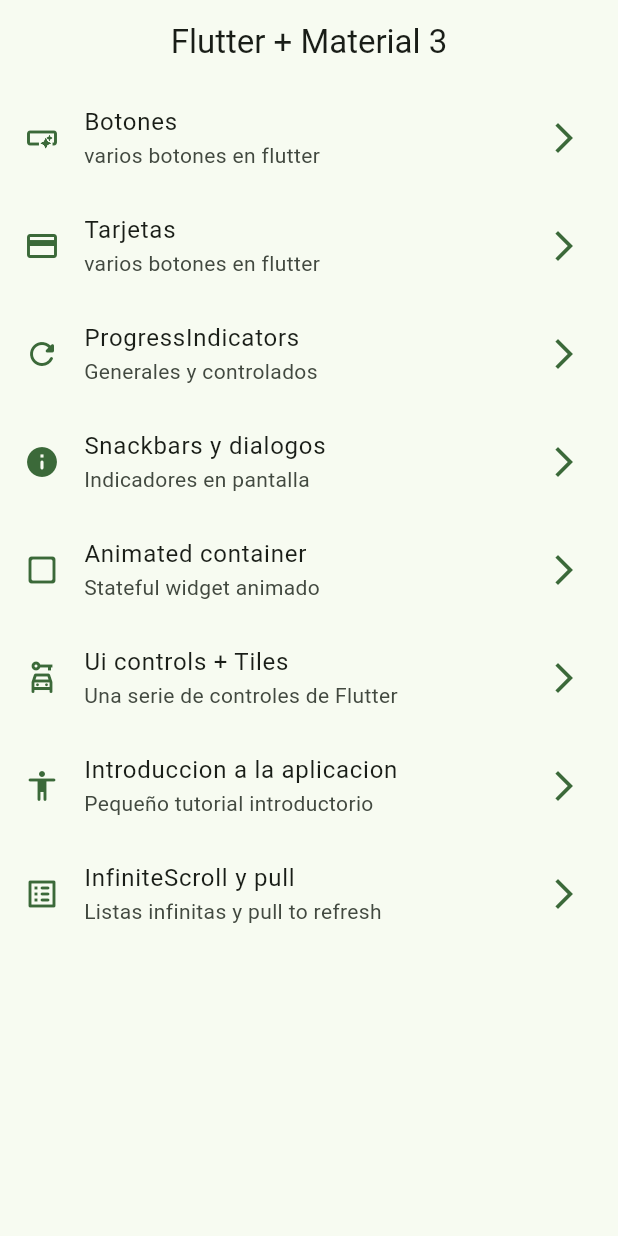
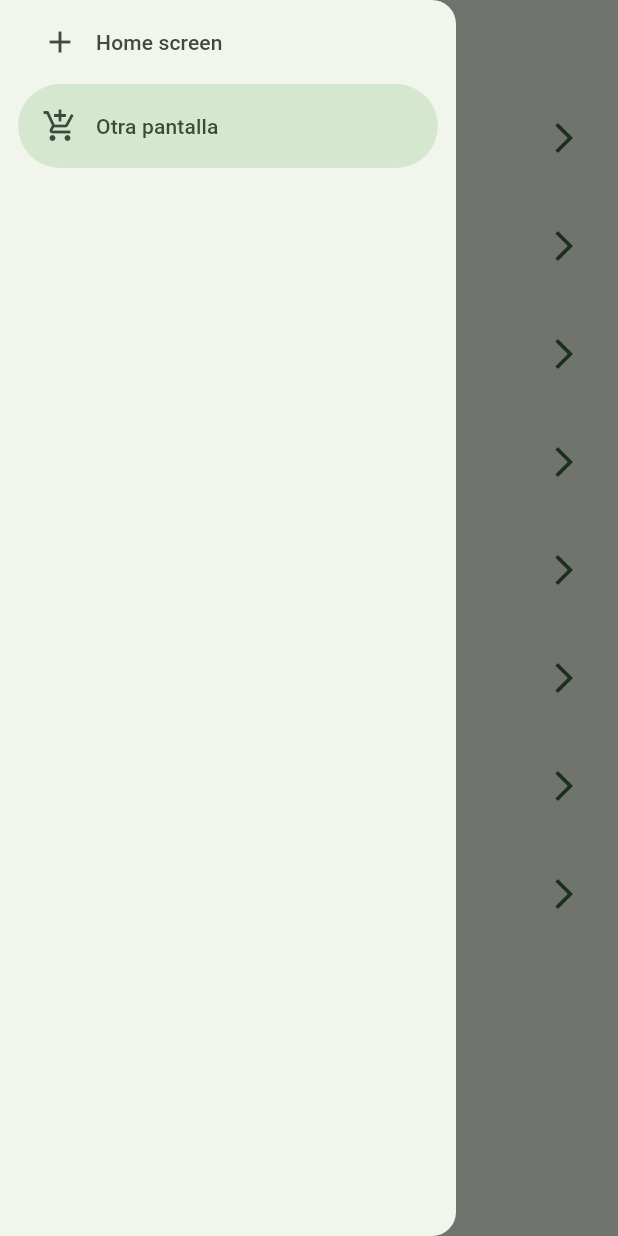
Before and after one commit to hernanspc/WidgetsApp, a Flutter app: the screen it shows after launch, with the side drawer open (before the commit the screen has no drawer), on a phone screen of 412 x 824 dp. Run offline on Flutter 3.47's test engine with Material 2 defaults, Android fonts, the phone set to English and light mode, and no system bars; our stand-ins replace animate_do, go_router.

```diff
--- a/lib/presentation/screens/home/home_screen.dart
+++ b/lib/presentation/screens/home/home_screen.dart
@@ -2,6 +2,7 @@ import 'package:flutter/material.dart';
 import 'package:go_router/go_router.dart';
 import 'package:widgets_app/config/menu/menu_items.dart';
 import 'package:widgets_app/presentation/screens/cards/cards_screen.dart';
+import 'package:widgets_app/presentation/widgets/side_menu.dart';
 
 class HomeScreen extends StatelessWidget {
   static const name = 'home_screen';
@@ -14,6 +15,8 @@ class HomeScreen extends StatelessWidget {
         title: Text("Flutter + Material 3"),
       ),
       body: _HomeView(),
+      drawer: SideMenu(),
+      // endDrawer: Placeholder(),
     );
   }
 }
--- /dev/null
+++ b/lib/presentation/widgets/side_menu.dart
@@ -0,0 +1,34 @@
+import 'package:flutter/material.dart';
+
+class SideMenu extends StatefulWidget {
+  const SideMenu({super.key});
+
+  @override
+  State<SideMenu> createState() => _SideMenuState();
+}
+
+class _SideMenuState extends State<SideMenu> {
+  int navDrawerIndex = 1;
+
+  @override
+  Widget build(BuildContext context) {
+    return NavigationDrawer(
+      selectedIndex: navDrawerIndex,
+      onDestinationSelected: (value) {
+        setState(() {
+          navDrawerIndex = value;
+        });
+      },
+      children: [
+        NavigationDrawerDestination(
+          icon: const Icon(Icons.add),
+          label: const Text('Home screen'),
+        ),
+        NavigationDrawerDestination(
+          icon: const Icon(Icons.add_shopping_cart_outlined),
+          label: const Text('Otra pantalla'),
+        )
+      ],
+    );
+  }
+}
```
